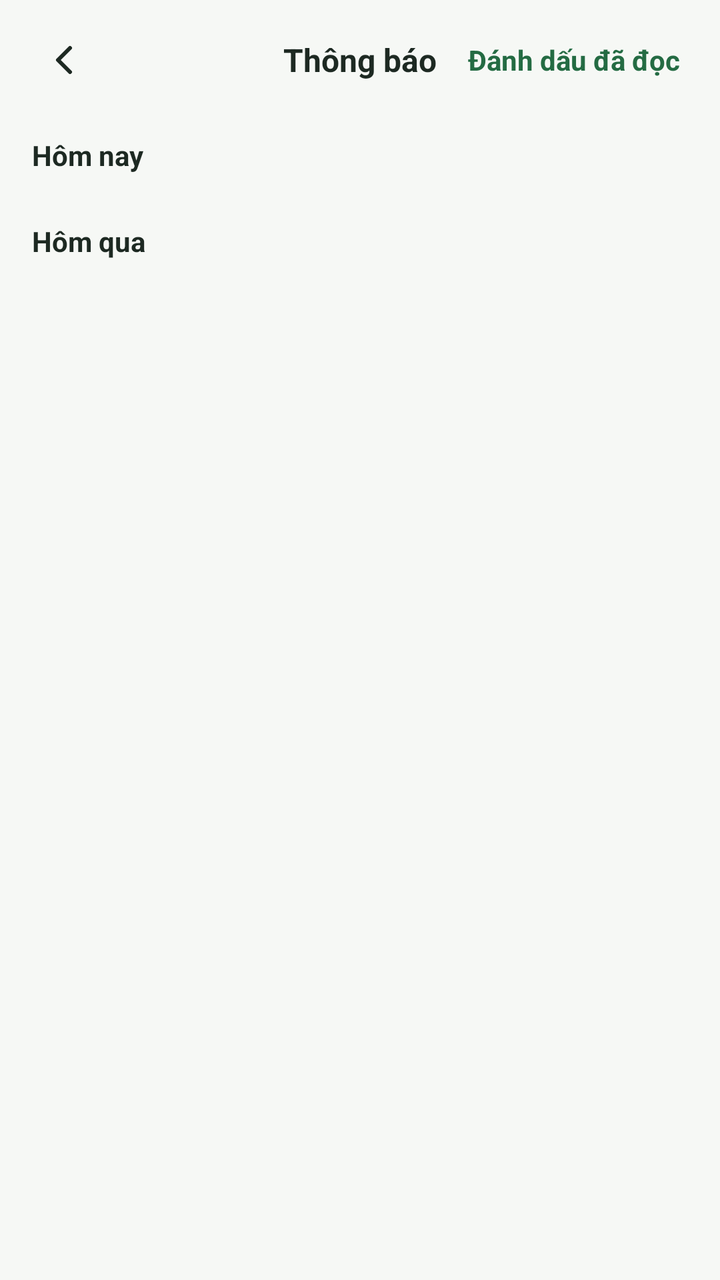
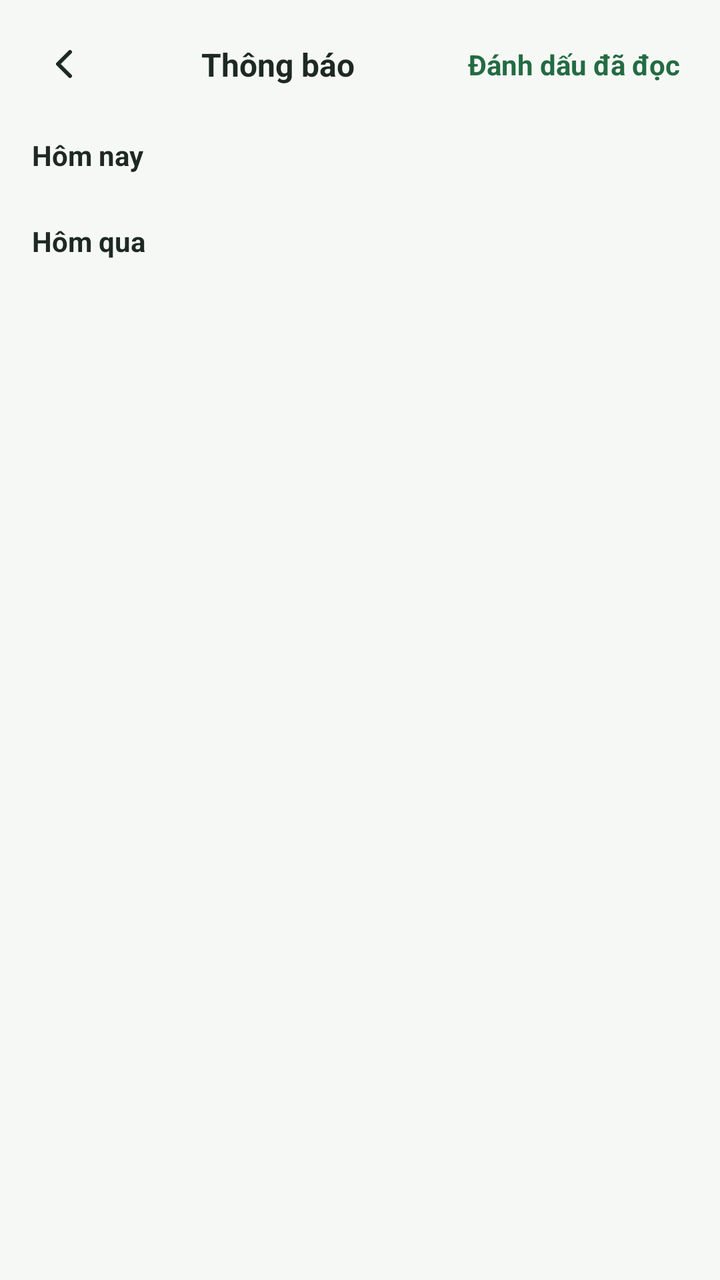

Compare the two renders of this Android layout. The source of the first and the diff that turns it into the second are given below.
<!-- AndroidManifest.xml: application theme Theme.Fintrack -->
<!-- res/layout/activity_notification.xml -->
<?xml version="1.0" encoding="utf-8"?>
<androidx.constraintlayout.widget.ConstraintLayout xmlns:android="http://schemas.android.com/apk/res/android"
    xmlns:app="http://schemas.android.com/apk/res-auto"
    android:layout_width="match_parent"
    android:layout_height="match_parent"
    android:background="@color/bg_app_canvas"
    android:fitsSystemWindows="true">

    
    <RelativeLayout
        android:id="@+id/rlHeader"
        android:layout_width="match_parent"
        android:layout_height="wrap_content"
        android:paddingHorizontal="@dimen/spacing_16"
        android:paddingTop="@dimen/spacing_16"
        android:paddingBottom="@dimen/spacing_12"
        app:layout_constraintTop_toTopOf="parent">

        <ImageView
            android:id="@+id/btnBack"
            android:layout_width="@dimen/icon_back_size"
            android:layout_height="@dimen/icon_back_size"
            android:layout_alignParentStart="true"
            android:layout_centerVertical="true"
            android:background="?attr/selectableItemBackgroundBorderless"
            android:contentDescription="@null"
            android:padding="4dp"
            android:src="@drawable/ic_arrow_back"
            app:tint="@color/text_primary" />

        <TextView
            android:layout_width="wrap_content"
            android:layout_height="wrap_content"
            android:layout_centerInParent="true"
            android:text="@string/notification_title"
            android:textColor="@color/text_primary"
            android:textSize="@dimen/text_size_title_section"
            android:textStyle="bold" />

        <TextView
            android:id="@+id/btnMarkAllRead"
            android:layout_width="wrap_content"
            android:layout_height="wrap_content"
            android:layout_alignParentEnd="true"
            android:layout_centerVertical="true"
            android:background="?attr/selectableItemBackground"
            android:padding="@dimen/spacing_4"
            android:text="@string/mark_all_read"
            android:textColor="@color/color_primary"
            android:textSize="@dimen/text_size_body_primary"
            android:textStyle="bold" />
    </RelativeLayout>

    
    <ScrollView
        android:id="@+id/layoutPopulatedState"
        android:layout_width="match_parent"
        android:layout_height="0dp"
        android:clipToPadding="false"
        android:paddingBottom="@dimen/spacing_24"
        app:layout_constraintBottom_toBottomOf="parent"
        app:layout_constraintTop_toBottomOf="@id/rlHeader">

        <LinearLayout
            android:layout_width="match_parent"
            android:layout_height="wrap_content"
            android:orientation="vertical"
            android:paddingHorizontal="@dimen/spacing_16">

            
            <TextView
                android:layout_width="wrap_content"
                android:layout_height="wrap_content"
                android:layout_marginTop="@dimen/spacing_8"
                android:text="Hôm nay"
                android:textColor="@color/text_primary"
                android:textSize="@dimen/text_size_body_primary"
                android:textStyle="bold" />

            <androidx.recyclerview.widget.RecyclerView
                android:id="@+id/rvTodayNotifs"
                android:layout_width="match_parent"
                android:layout_height="wrap_content"
                android:layout_marginTop="@dimen/spacing_8"
                android:nestedScrollingEnabled="false" />

            
            <TextView
                android:layout_width="wrap_content"
                android:layout_height="wrap_content"
                android:layout_marginTop="@dimen/spacing_16"
                android:text="Hôm qua"
                android:textColor="@color/text_primary"
                android:textSize="@dimen/text_size_body_primary"
                android:textStyle="bold" />

            <androidx.recyclerview.widget.RecyclerView
                android:id="@+id/rvYesterdayNotifs"
                android:layout_width="match_parent"
                android:layout_height="wrap_content"
                android:layout_marginTop="@dimen/spacing_8"
                android:nestedScrollingEnabled="false" />

        </LinearLayout>
    </ScrollView>

    
    <LinearLayout
        android:id="@+id/layoutEmptyState"
        android:layout_width="match_parent"
        android:layout_height="0dp"
        android:gravity="center"
        android:orientation="vertical"
        android:paddingHorizontal="@dimen/spacing_32"
        android:visibility="gone"
        app:layout_constraintBottom_toBottomOf="parent"
        app:layout_constraintTop_toBottomOf="@id/rlHeader">

        
        <FrameLayout
            android:layout_width="72dp"
            android:layout_height="72dp"
            android:background="@drawable/bg_fab_circle"
            android:padding="20dp">

            <ImageView
                android:layout_width="match_parent"
                android:layout_height="match_parent"
                android:contentDescription="@null"
                android:src="@drawable/ic_bell"
                app:tint="@color/white" />
        </FrameLayout>

        <TextView
            android:layout_width="wrap_content"
            android:layout_height="wrap_content"
            android:layout_marginTop="@dimen/spacing_24"
            android:text="@string/no_notifications_title"
            android:textColor="@color/text_primary"
            android:textSize="@dimen/text_size_title_section"
            android:textStyle="bold" />

        <TextView
            android:layout_width="wrap_content"
            android:layout_height="wrap_content"
            android:layout_marginTop="@dimen/spacing_8"
            android:gravity="center"
            android:text="@string/no_notifications_desc"
            android:textColor="@color/text_secondary"
            android:textSize="@dimen/text_size_body_secondary" />

        <androidx.appcompat.widget.AppCompatButton
            android:id="@+id/btnOpenSettings"
            android:layout_width="match_parent"
            android:layout_height="@dimen/button_height"
            android:layout_marginTop="@dimen/spacing_32"
            android:background="@drawable/bg_button_primary"
            android:text="Cài đặt thông báo"
            android:textAllCaps="false"
            android:textColor="@color/white"
            android:textSize="@dimen/text_size_button"
            android:textStyle="bold" />

    </LinearLayout>

</androidx.constraintlayout.widget.ConstraintLayout>
<!-- resources referenced by this layout -->
<resources>
  <color name="bg_app_canvas">@color/neutral_canvas</color>
  <color name="color_primary">@color/green_brand_700</color>
  <color name="text_primary">@color/neutral_text_900</color>
  <color name="text_secondary">@color/neutral_text_600</color>
  <color name="white">#FFFFFF</color>
  <dimen name="button_height">48dp</dimen>
  <dimen name="icon_back_size">32dp</dimen>
  <dimen name="spacing_12">12dp</dimen>
  <dimen name="spacing_16">16dp</dimen>
  <dimen name="spacing_24">24dp</dimen>
  <dimen name="spacing_32">32dp</dimen>
  <dimen name="spacing_4">4dp</dimen>
  <dimen name="spacing_8">8dp</dimen>
  <dimen name="text_size_body_primary">14sp</dimen>
  <dimen name="text_size_body_secondary">13sp</dimen>
  <dimen name="text_size_button">14sp</dimen>
  <dimen name="text_size_title_section">16sp</dimen>
  <!-- drawable bg_button_primary (drawable) -->
  <?xml version="1.0" encoding="utf-8"?>
  <ripple xmlns:android="http://schemas.android.com/apk/res/android"
      android:color="@color/color_primary_pressed">
      <item>
          <shape android:shape="rectangle">
              <solid android:color="@color/color_primary" />
              <corners android:radius="@dimen/radius_input_button" />
          </shape>
      </item>
  </ripple>
  <!-- drawable bg_fab_circle (drawable) -->
  <?xml version="1.0" encoding="utf-8"?>
  <ripple xmlns:android="http://schemas.android.com/apk/res/android"
      android:color="@color/color_primary_pressed">
      <item>
          <shape android:shape="oval">
              <solid android:color="@color/color_primary" />
          </shape>
      </item>
  </ripple>
  <!-- drawable ic_arrow_back (drawable) -->
  <vector xmlns:android="http://schemas.android.com/apk/res/android"
      android:width="24dp"
      android:height="24dp"
      android:viewportWidth="24"
      android:viewportHeight="24">
      <path
          android:fillColor="#00000000"
          android:strokeColor="#111827"
          android:strokeWidth="2"
          android:strokeLineCap="round"
          android:strokeLineJoin="round"
          android:pathData="M15,18 L9,12 L15,6" />
  </vector>
  <!-- drawable ic_bell (drawable) -->
  <vector xmlns:android="http://schemas.android.com/apk/res/android"
      android:width="24dp"
      android:height="24dp"
      android:viewportWidth="24"
      android:viewportHeight="24">
      <path
          android:fillColor="#00000000"
          android:strokeColor="#1F2937"
          android:strokeWidth="2"
          android:strokeLineCap="round"
          android:strokeLineJoin="round"
          android:pathData="M18,8A6,6 0,0 0,6 8c0,7 -3,9 -3,9h18s-3,-2 -3,-9M13.73,21a2,2 0,0 1,-3.46 0"/>
  </vector>
  <string name="mark_all_read">Đánh dấu đã đọc</string>
  <string name="no_notifications_desc">Bạn đã xem tất cả thông báo</string>
  <string name="no_notifications_title">Không có thông báo</string>
  <string name="notification_title">Thông báo</string>
  <style name="Theme.Fintrack" parent="Base.Theme.Fintrack" />
  <color name="neutral_canvas">#F6F8F5</color>
  <color name="green_brand_700">#246B43</color>
  <color name="neutral_text_900">#1D2922</color>
  <color name="neutral_text_600">#5D6C62</color>
  <color name="color_primary_pressed">@color/green_brand_800</color>
  <dimen name="radius_input_button">12dp</dimen>
  <color name="green_brand_800">#1C5636</color>
  <color name="text_on_primary">@color/neutral_surface</color>
  <color name="color_accent">@color/green_accent_500</color>
  <color name="bg_card_surface">@color/neutral_surface</color>
  <color name="bg_surface_secondary">@color/neutral_surface_alt</color>
  <color name="neutral_surface">#FFFFFF</color>
  <color name="green_accent_500">#4CAF50</color>
  <color name="neutral_surface_alt">#F0F4F0</color>
  <!-- unchanged entries left out for length: 1 -->
</resources>

<!-- the commit's change to res/layout/activity_notification.xml (unified diff, before → after) -->
@@ -7,7 +7,7 @@
     android:fitsSystemWindows="true">
 
     
-    <RelativeLayout
+    <androidx.constraintlayout.widget.ConstraintLayout
         android:id="@+id/rlHeader"
         android:layout_width="match_parent"
         android:layout_height="wrap_content"
@@ -20,36 +20,45 @@
             android:id="@+id/btnBack"
             android:layout_width="@dimen/icon_back_size"
             android:layout_height="@dimen/icon_back_size"
-            android:layout_alignParentStart="true"
-            android:layout_centerVertical="true"
             android:background="?attr/selectableItemBackgroundBorderless"
             android:contentDescription="@null"
             android:padding="4dp"
             android:src="@drawable/ic_arrow_back"
+            app:layout_constraintBottom_toBottomOf="parent"
+            app:layout_constraintStart_toStartOf="parent"
+            app:layout_constraintTop_toTopOf="parent"
             app:tint="@color/text_primary" />
 
         <TextView
-            android:layout_width="wrap_content"
-            android:layout_height="wrap_content"
-            android:layout_centerInParent="true"
+            android:id="@+id/tvHeaderTitle"
+            android:layout_width="0dp"
+            android:layout_height="wrap_content"
+            android:layout_marginHorizontal="@dimen/spacing_8"
+            android:gravity="center"
             android:text="@string/notification_title"
             android:textColor="@color/text_primary"
             android:textSize="@dimen/text_size_title_section"
-            android:textStyle="bold" />
+            android:textStyle="bold"
+            app:layout_constraintBottom_toBottomOf="parent"
+            app:layout_constraintEnd_toStartOf="@id/btnMarkAllRead"
+            app:layout_constraintStart_toEndOf="@id/btnBack"
+            app:layout_constraintTop_toTopOf="parent" />
 
         <TextView
             android:id="@+id/btnMarkAllRead"
             android:layout_width="wrap_content"
             android:layout_height="wrap_content"
-            android:layout_alignParentEnd="true"
-            android:layout_centerVertical="true"
             android:background="?attr/selectableItemBackground"
             android:padding="@dimen/spacing_4"
             android:text="@string/mark_all_read"
             android:textColor="@color/color_primary"
             android:textSize="@dimen/text_size_body_primary"
-            android:textStyle="bold" />
-    </RelativeLayout>
+            android:textStyle="bold"
+            app:layout_constraintBottom_toBottomOf="parent"
+            app:layout_constraintEnd_toEndOf="parent"
+            app:layout_constraintTop_toTopOf="parent" />
+
+    </androidx.constraintlayout.widget.ConstraintLayout>
 
     
     <ScrollView
@@ -57,110 +66,135 @@
         android:layout_width="match_parent"
         android:layout_height="0dp"
         android:clipToPadding="false"
+        android:fillViewport="true"
+        android:overScrollMode="never"
         android:paddingBottom="@dimen/spacing_24"
         app:layout_constraintBottom_toBottomOf="parent"
         app:layout_constraintTop_toBottomOf="@id/rlHeader">
 
+        <androidx.constraintlayout.widget.ConstraintLayout
+            android:layout_width="match_parent"
+            android:layout_height="wrap_content"
+            android:paddingHorizontal="@dimen/spacing_16">
+
+            <LinearLayout
+                android:layout_width="0dp"
+                android:layout_height="wrap_content"
+                android:orientation="vertical"
+                app:layout_constraintEnd_toEndOf="parent"
+                app:layout_constraintStart_toStartOf="parent"
+                app:layout_constraintTop_toTopOf="parent"
+                app:layout_constraintWidth_max="440dp">
+
+                
+                <TextView
+                    android:layout_width="wrap_content"
+                    android:layout_height="wrap_content"
+                    android:layout_marginTop="@dimen/spacing_8"
+                    android:text="@string/section_today"
+                    android:textColor="@color/text_primary"
+                    android:textSize="@dimen/text_size_body_primary"
+                    android:textStyle="bold" />
+
+                <androidx.recyclerview.widget.RecyclerView
+                    android:id="@+id/rvTodayNotifs"
+                    android:layout_width="match_parent"
+                    android:layout_height="wrap_content"
+                    android:layout_marginTop="@dimen/spacing_8"
+                    android:nestedScrollingEnabled="false" />
+
+                
+                <TextView
+                    android:layout_width="wrap_content"
+                    android:layout_height="wrap_content"
+                    android:layout_marginTop="@dimen/spacing_16"
+                    android:text="@string/section_yesterday"
+                    android:textColor="@color/text_primary"
+                    android:textSize="@dimen/text_size_body_primary"
+                    android:textStyle="bold" />
+
+                <androidx.recyclerview.widget.RecyclerView
+                    android:id="@+id/rvYesterdayNotifs"
+                    android:layout_width="match_parent"
+                    android:layout_height="wrap_content"
+                    android:layout_marginTop="@dimen/spacing_8"
+                    android:nestedScrollingEnabled="false" />
+
+            </LinearLayout>
+
+        </androidx.constraintlayout.widget.ConstraintLayout>
+
+    </ScrollView>
+
+    
+    <androidx.constraintlayout.widget.ConstraintLayout
+        android:id="@+id/layoutEmptyState"
+        android:layout_width="match_parent"
+        android:layout_height="0dp"
+        android:paddingHorizontal="@dimen/spacing_32"
+        android:visibility="gone"
+        app:layout_constraintBottom_toBottomOf="parent"
+        app:layout_constraintTop_toBottomOf="@id/rlHeader">
+
         <LinearLayout
-            android:layout_width="match_parent"
-            android:layout_height="wrap_content"
+            android:layout_width="0dp"
+            android:layout_height="wrap_content"
+            android:gravity="center"
             android:orientation="vertical"
-            android:paddingHorizontal="@dimen/spacing_16">
+            app:layout_constraintBottom_toBottomOf="parent"
+            app:layout_constraintEnd_toEndOf="parent"
+            app:layout_constraintStart_toStartOf="parent"
+            app:layout_constraintTop_toTopOf="parent"
+            app:layout_constraintWidth_max="440dp">
 
             
+            <FrameLayout
+                android:layout_width="72dp"
+                android:layout_height="72dp"
+                android:background="@drawable/bg_fab_circle"
+                android:padding="20dp">
+
+                <ImageView
+                    android:layout_width="match_parent"
+                    android:layout_height="match_parent"
+                    android:contentDescription="@null"
+                    android:src="@drawable/ic_bell"
+                    app:tint="@color/white" />
+            </FrameLayout>
+
+            <TextView
+                android:layout_width="wrap_content"
+                android:layout_height="wrap_content"
+                android:layout_marginTop="@dimen/spacing_24"
+                android:text="@string/no_notifications_title"
+                android:textColor="@color/text_primary"
+                android:textSize="@dimen/text_size_title_section"
+                android:textStyle="bold" />
+
             <TextView
                 android:layout_width="wrap_content"
                 android:layout_height="wrap_content"
                 android:layout_marginTop="@dimen/spacing_8"
-                android:text="Hôm nay"
-                android:textColor="@color/text_primary"
-                android:textSize="@dimen/text_size_body_primary"
-                android:textStyle="bold" />
-
-            <androidx.recyclerview.widget.RecyclerView
-                android:id="@+id/rvTodayNotifs"
+                android:gravity="center"
+                android:text="@string/no_notifications_desc"
+                android:textColor="@color/text_secondary"
+                android:textSize="@dimen/text_size_body_secondary" />
+
+            <androidx.appcompat.widget.AppCompatButton
+                android:id="@+id/btnOpenSettings"
                 android:layout_width="match_parent"
-                android:layout_height="wrap_content"
-                android:layout_marginTop="@dimen/spacing_8"
-                android:nestedScrollingEnabled="false" />
-
-            
-            <TextView
-                android:layout_width="wrap_content"
-                android:layout_height="wrap_content"
-                android:layout_marginTop="@dimen/spacing_16"
-                android:text="Hôm qua"
-                android:textColor="@color/text_primary"
-                android:textSize="@dimen/text_size_body_primary"
-                android:textStyle="bold" />
-
-            <androidx.recyclerview.widget.RecyclerView
-                android:id="@+id/rvYesterdayNotifs"
-                android:layout_width="match_parent"
-                android:layout_height="wrap_content"
-                android:layout_marginTop="@dimen/spacing_8"
-                android:nestedScrollingEnabled="false" />
+                android:layout_height="@dimen/button_height"
+                android:layout_marginTop="@dimen/spacing_32"
+                android:background="@drawable/bg_button_primary"
+                android:text="@string/notif_settings"
+                android:textAllCaps="false"
+                android:textColor="@color/white"
+                android:textSize="@dimen/text_size_button"
+                android:textStyle="bold"
+                app:layout_constraintWidth_max="320dp" />
 
         </LinearLayout>
-    </ScrollView>
-
-    
-    <LinearLayout
-        android:id="@+id/layoutEmptyState"
-        android:layout_width="match_parent"
-        android:layout_height="0dp"
-        android:gravity="center"
-        android:orientation="vertical"
-        android:paddingHorizontal="@dimen/spacing_32"
-        android:visibility="gone"
-        app:layout_constraintBottom_toBottomOf="parent"
-        app:layout_constraintTop_toBottomOf="@id/rlHeader">
-
-        
-        <FrameLayout
-            android:layout_width="72dp"
-            android:layout_height="72dp"
-            android:background="@drawable/bg_fab_circle"
-            android:padding="20dp">
-
-            <ImageView
-                android:layout_width="match_parent"
-                android:layout_height="match_parent"
-                android:contentDescription="@null"
-                android:src="@drawable/ic_bell"
-                app:tint="@color/white" />
-        </FrameLayout>
-
-        <TextView
-            android:layout_width="wrap_content"
-            android:layout_height="wrap_content"
-            android:layout_marginTop="@dimen/spacing_24"
-            android:text="@string/no_notifications_title"
-            android:textColor="@color/text_primary"
-            android:textSize="@dimen/text_size_title_section"
-            android:textStyle="bold" />
-
-        <TextView
-            android:layout_width="wrap_content"
-            android:layout_height="wrap_content"
-            android:layout_marginTop="@dimen/spacing_8"
-            android:gravity="center"
-            android:text="@string/no_notifications_desc"
-            android:textColor="@color/text_secondary"
-            android:textSize="@dimen/text_size_body_secondary" />
-
-        <androidx.appcompat.widget.AppCompatButton
-            android:id="@+id/btnOpenSettings"
-            android:layout_width="match_parent"
-            android:layout_height="@dimen/button_height"
-            android:layout_marginTop="@dimen/spacing_32"
-            android:background="@drawable/bg_button_primary"
-            android:text="Cài đặt thông báo"
-            android:textAllCaps="false"
-            android:textColor="@color/white"
-            android:textSize="@dimen/text_size_button"
-            android:textStyle="bold" />
-
-    </LinearLayout>
+
+    </androidx.constraintlayout.widget.ConstraintLayout>
 
 </androidx.constraintlayout.widget.ConstraintLayout>
<!-- resource entries referenced after the edit -->
@@ -69,7 +69,10 @@
   <string name="mark_all_read">Đánh dấu đã đọc</string>
   <string name="no_notifications_desc">Bạn đã xem tất cả thông báo</string>
   <string name="no_notifications_title">Không có thông báo</string>
+  <string name="notif_settings">Cài đặt thông báo</string>
   <string name="notification_title">Thông báo</string>
+  <string name="section_today">Hôm nay</string>
+  <string name="section_yesterday">Hôm qua</string>
   <style name="Theme.Fintrack" parent="Base.Theme.Fintrack" />
   <color name="neutral_canvas">#F6F8F5</color>
   <color name="green_brand_700">#246B43</color>
